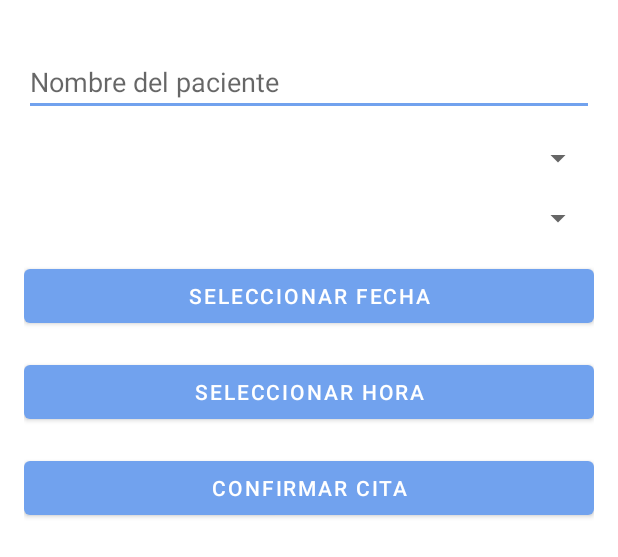
After one commit to Ncamacho2/MediCalendar, an Android app: the layout fragment_citas.xml on its own in the app's theme, with its tools: preview values and no code run, on a phone screen of 412 x 824 dp. The commit adds this screen. Shown: the top 557 px of the screen. Run offline under Robolectric (Android 15) with nearby library versions, the phone set to English and light mode, and no system bars.

Commit message:
citas oscar

```diff
--- /dev/null
+++ b/app/src/main/res/layout/fragment_citas.xml
@@ -0,0 +1,62 @@
+<?xml version="1.0" encoding="utf-8"?>
+<RelativeLayout xmlns:android="http://schemas.android.com/apk/res/android"
+    android:layout_width="match_parent"
+    android:layout_height="match_parent"
+    android:padding="16dp">
+
+    <!-- Campo de texto para el nombre del paciente -->
+    <EditText
+        android:id="@+id/patientNameEditText"
+        android:layout_width="match_parent"
+        android:layout_height="wrap_content"
+        android:hint="Nombre del paciente"
+        android:layout_marginTop="16dp"/>
+
+    <!-- Selector de especialidad médica -->
+    <Spinner
+        android:id="@+id/specialtySpinner"
+        android:layout_width="match_parent"
+        android:layout_height="wrap_content"
+        android:layout_below="@id/patientNameEditText"
+        android:layout_marginTop="16dp"
+        android:entries="@array/specialties"
+        android:prompt="@string/select_specialty"/>
+
+    <!-- Selector de médico -->
+    <Spinner
+        android:id="@+id/doctorSpinner"
+        android:layout_width="match_parent"
+        android:layout_height="wrap_content"
+        android:layout_below="@id/specialtySpinner"
+        android:layout_marginTop="16dp"
+        android:entries="@array/doctors"
+        android:prompt="@string/select_doctor"/>
+
+    <!-- Selector de fecha -->
+    <Button
+        android:id="@+id/dateButton"
+        android:layout_width="match_parent"
+        android:layout_height="wrap_content"
+        android:layout_below="@id/doctorSpinner"
+        android:layout_marginTop="16dp"
+        android:text="Seleccionar fecha"/>
+
+    <!-- Selector de hora -->
+    <Button
+        android:id="@+id/timeButton"
+        android:layout_width="match_parent"
+        android:layout_height="wrap_content"
+        android:layout_below="@id/dateButton"
+        android:layout_marginTop="16dp"
+        android:text="Seleccionar hora"/>
+
+    <!-- Botón para confirmar la cita -->
+    <Button
+        android:id="@+id/confirmButton"
+        android:layout_width="match_parent"
+        android:layout_height="wrap_content"
+        android:layout_below="@id/timeButton"
+        android:layout_marginTop="16dp"
+        android:text="Confirmar cita"/>
+
+</RelativeLayout>
--- a/app/src/main/res/layout/fragment_profile.xml
+++ b/app/src/main/res/layout/fragment_profile.xml
@@ -124,7 +124,6 @@
                 android:layout_height="wrap_content"
                 android:focusable="false"
                 android:inputType="none"
-                android:onClick="showDatePicker"
                 android:text="12/12/2002" />
         </com.google.android.material.textfield.TextInputLayout>
     </LinearLayout>
--- a/app/src/main/res/navigation/mobile_navigation.xml
+++ b/app/src/main/res/navigation/mobile_navigation.xml
@@ -17,9 +17,9 @@
         tools:layout="@layout/fragment_home" />
     <fragment
         android:id="@+id/nav_gestion_citas"
-        android:name="com.poligran.medicalendar.ui.inicio.InicioFragment"
+        android:name="com.poligran.medicalendar.ui.citas.CitasManager"
         android:label="@string/menu_appointment_management"
-        tools:layout="@layout/fragment_home" />
+        tools:layout="@layout/fragment_citas" />
     <fragment
         android:id="@+id/nav_historial_citas"
         android:name="com.poligran.medicalendar.ui.historial.HistorialFragment"
--- a/app/src/main/res/values/arrays.xml
+++ b/app/src/main/res/values/arrays.xml
@@ -10,4 +10,6 @@
         <item>Registro civil de defunción</item>
         <item>Tarjeta de registro migratorio</item>
     </string-array>
+    <string-array name="specialties">Medico</string-array>
+    <string-array name="doctors">pepito perez</string-array>
 </resources>
--- a/app/src/main/res/values/strings.xml
+++ b/app/src/main/res/values/strings.xml
@@ -42,4 +42,6 @@
     <string name="apellido_usuario">Perez</string>
     <string name="documento_usuario">1234567890</string>
     <string name="nombrecompleto_usuario">Pepito Perez</string>
+    <string name="select_specialty">Seleccionar Especialidad</string>
+    <string name="select_doctor">Seleccione el Médico</string>
 </resources>
```
